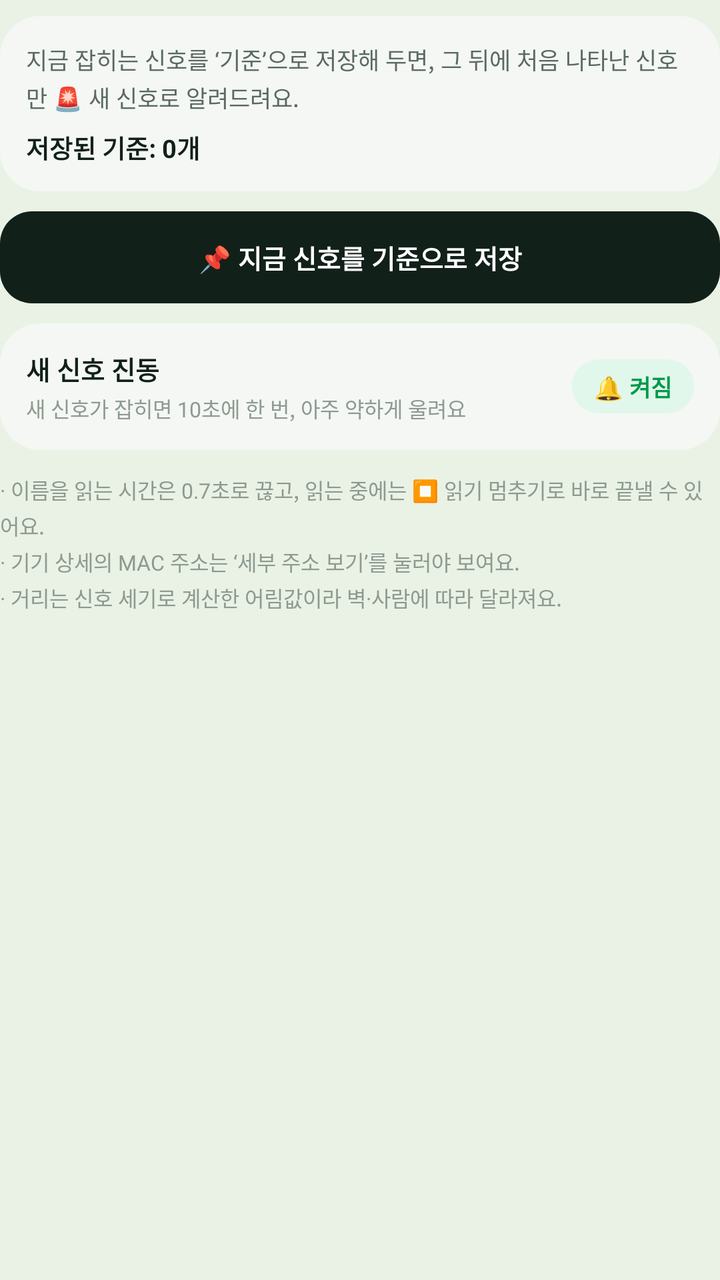
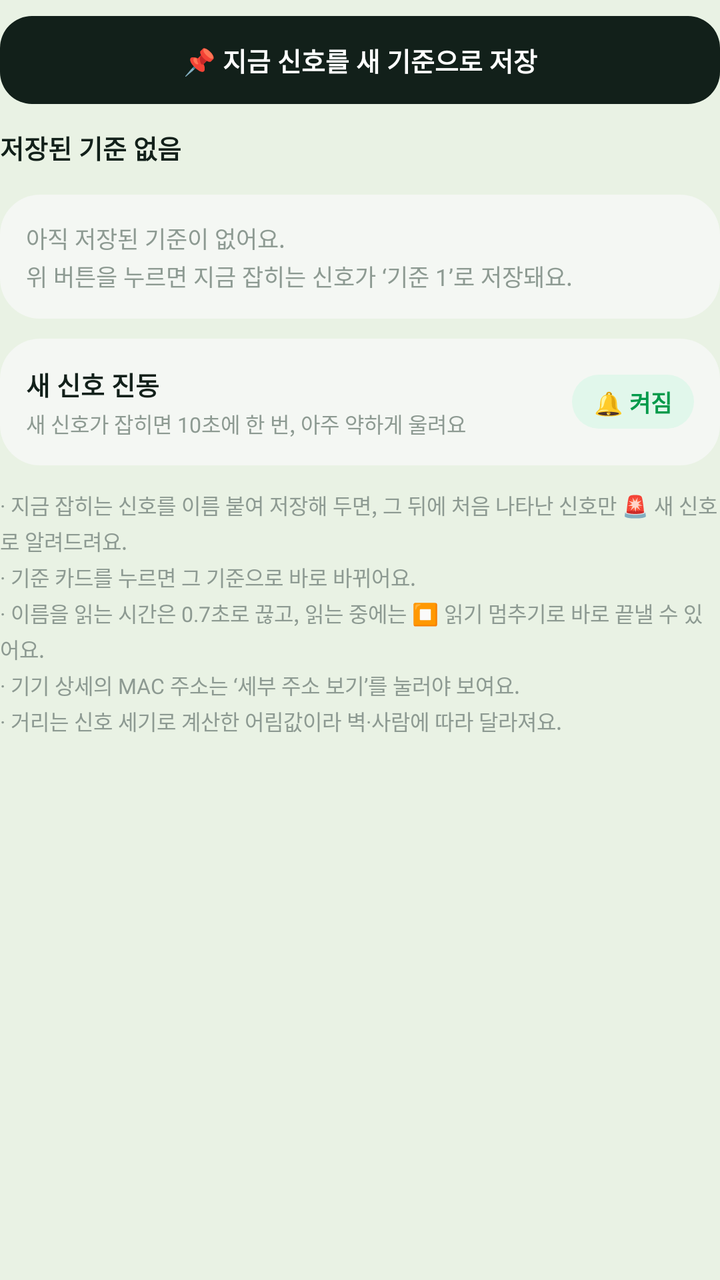

Screens rendered from an Android XML layout before and after an edit, with the pre-edit source and the edit as a unified diff.
<!-- AndroidManifest.xml: application theme Theme.SignalRadarV2 -->
<!-- res/layout/page_record_v2.xml -->
<?xml version="1.0" encoding="utf-8"?>
<ScrollView xmlns:android="http://schemas.android.com/apk/res/android"
    android:layout_width="match_parent"
    android:layout_height="match_parent"
    android:scrollbars="none">

    <LinearLayout
        android:layout_width="match_parent"
        android:layout_height="wrap_content"
        android:orientation="vertical"
        android:paddingTop="8dp"
        android:paddingBottom="4dp">

        <LinearLayout
            android:layout_width="match_parent"
            android:layout_height="wrap_content"
            android:background="@drawable/bg_v2_row"
            android:orientation="vertical"
            android:padding="13dp">

            <TextView
                android:layout_width="match_parent"
                android:layout_height="wrap_content"
                android:text="지금 잡히는 신호를 ‘기준’으로 저장해 두면, 그 뒤에 처음 나타난 신호만 🚨 새 신호로 알려드려요."
                android:textColor="@color/v2_ink_soft"
                android:textSize="11.5sp"
                android:lineSpacingExtra="2dp" />

            <TextView
                android:id="@+id/recordSummary"
                android:layout_width="match_parent"
                android:layout_height="wrap_content"
                android:layout_marginTop="7dp"
                android:text="저장된 기준: 0개"
                android:textColor="@color/v2_ink"
                android:textSize="12.5sp"
                android:textStyle="bold" />
        </LinearLayout>

        <TextView
            android:id="@+id/btnBaseline"
            android:layout_width="match_parent"
            android:layout_height="46dp"
            android:layout_marginTop="10dp"
            android:background="@drawable/bg_v2_button_primary"
            android:clickable="true"
            android:focusable="true"
            android:gravity="center"
            android:text="📌 지금 신호를 기준으로 저장"
            android:textColor="#FFFFFF"
            android:textSize="13sp"
            android:textStyle="bold" />

        <LinearLayout
            android:id="@+id/v2VibrateRow"
            android:layout_width="match_parent"
            android:layout_height="wrap_content"
            android:layout_marginTop="10dp"
            android:background="@drawable/bg_v2_row"
            android:clickable="true"
            android:focusable="true"
            android:gravity="center_vertical"
            android:orientation="horizontal"
            android:padding="13dp">

            <LinearLayout
                android:layout_width="0dp"
                android:layout_height="wrap_content"
                android:layout_weight="1"
                android:orientation="vertical">

                <TextView
                    android:layout_width="match_parent"
                    android:layout_height="wrap_content"
                    android:text="새 신호 진동"
                    android:textColor="@color/v2_ink"
                    android:textSize="13sp"
                    android:textStyle="bold" />

                <TextView
                    android:layout_width="match_parent"
                    android:layout_height="wrap_content"
                    android:layout_marginTop="2dp"
                    android:text="새 신호가 잡히면 10초에 한 번, 아주 약하게 울려요"
                    android:textColor="@color/v2_ink_faint"
                    android:textSize="10.5sp" />
            </LinearLayout>

            <TextView
                android:id="@+id/v2VibrateState"
                android:layout_width="wrap_content"
                android:layout_height="wrap_content"
                android:background="@drawable/bg_v2_step_very"
                android:paddingStart="11dp"
                android:paddingTop="5dp"
                android:paddingEnd="11dp"
                android:paddingBottom="5dp"
                android:text="🔔 켜짐"
                android:textColor="@color/v2_emerald_deep"
                android:textSize="11.5sp"
                android:textStyle="bold" />
        </LinearLayout>

        <TextView
            android:layout_width="match_parent"
            android:layout_height="wrap_content"
            android:layout_marginTop="12dp"
            android:lineSpacingExtra="2.5dp"
            android:text="· 이름을 읽는 시간은 0.7초로 끊고, 읽는 중에는 ⏹ 읽기 멈추기로 바로 끝낼 수 있어요.\n· 기기 상세의 MAC 주소는 ‘세부 주소 보기’를 눌러야 보여요.\n· 거리는 신호 세기로 계산한 어림값이라 벽·사람에 따라 달라져요."
            android:textColor="@color/v2_ink_faint"
            android:textSize="10.5sp" />
    </LinearLayout>
</ScrollView>
<!-- resources referenced by this layout -->
<resources>
  <color name="v2_emerald_deep">#019A4A</color>
  <color name="v2_ink">#12201A</color>
  <color name="v2_ink_faint">#8D9A92</color>
  <color name="v2_ink_soft">#5A6A61</color>
  <!-- drawable bg_v2_button_primary (drawable) -->
  <?xml version="1.0" encoding="utf-8"?>
  <shape xmlns:android="http://schemas.android.com/apk/res/android" android:shape="rectangle">
      <solid android:color="@color/v2_ink" />
      <corners android:radius="16dp" />
  </shape>
  <!-- drawable bg_v2_row (drawable) -->
  <?xml version="1.0" encoding="utf-8"?>
  <shape xmlns:android="http://schemas.android.com/apk/res/android" android:shape="rectangle">
      <solid android:color="@color/v2_sheet_soft" />
      <corners android:radius="20dp" />
  </shape>
  <!-- drawable bg_v2_step_very (drawable) -->
  <?xml version="1.0" encoding="utf-8"?>
  <shape xmlns:android="http://schemas.android.com/apk/res/android" android:shape="rectangle">
      <solid android:color="@color/v2_emerald_soft" />
      <corners android:radius="100dp" />
  </shape>
  <style name="Theme.SignalRadarV2" parent="Theme.SignalRadar">
          <item name="colorPrimary">@color/v2_blue</item>
          <item name="colorPrimaryDark">@color/v2_hero_top</item>
          <item name="colorAccent">@color/v2_blue</item>
          <item name="android:windowBackground">@color/v2_hero_top</item>
          <item name="android:statusBarColor">@color/v2_hero_top</item>
          <item name="android:navigationBarColor">@color/v2_sheet</item>
          <item name="android:textColorPrimary">@color/v2_ink</item>
          <item name="android:textColorSecondary">@color/v2_ink_soft</item>
          <item name="android:windowLightStatusBar">true</item>
      </style>
  <color name="v2_sheet_soft">#F4F7F3</color>
  <color name="v2_emerald_soft">#E1F7EB</color>
  <style name="Theme.SignalRadar" parent="Theme.AppCompat.DayNight.NoActionBar">
          <item name="colorPrimary">@color/accent</item>
          <item name="colorPrimaryDark">@color/bg</item>
          <item name="colorAccent">@color/accent</item>
          <item name="android:windowBackground">@color/bg</item>
          <item name="android:statusBarColor">@color/bg</item>
          <item name="android:navigationBarColor">@color/bg</item>
          <item name="android:textColorPrimary">@color/text_primary</item>
          <item name="android:textColorSecondary">@color/text_secondary</item>
          <item name="android:windowLightStatusBar">false</item>
      </style>
  <color name="v2_blue">#087FFE</color>
  <color name="v2_hero_top">#E9F2E4</color>
  <color name="v2_sheet">#FFFFFF</color>
  <color name="accent">#2ED3C6</color>
  <color name="bg">#070B10</color>
  <color name="text_primary">#E9F1F8</color>
  <color name="text_secondary">#93A4B8</color>
</resources>

<!-- the commit's change to res/layout/page_record_v2.xml (unified diff, before → after) -->
@@ -11,45 +11,66 @@
         android:paddingTop="8dp"
         android:paddingBottom="4dp">
 
-        <LinearLayout
-            android:layout_width="match_parent"
-            android:layout_height="wrap_content"
-            android:background="@drawable/bg_v2_row"
-            android:orientation="vertical"
-            android:padding="13dp">
-
-            <TextView
-                android:layout_width="match_parent"
-                android:layout_height="wrap_content"
-                android:text="지금 잡히는 신호를 ‘기준’으로 저장해 두면, 그 뒤에 처음 나타난 신호만 🚨 새 신호로 알려드려요."
-                android:textColor="@color/v2_ink_soft"
-                android:textSize="11.5sp"
-                android:lineSpacingExtra="2dp" />
-
-            <TextView
-                android:id="@+id/recordSummary"
-                android:layout_width="match_parent"
-                android:layout_height="wrap_content"
-                android:layout_marginTop="7dp"
-                android:text="저장된 기준: 0개"
-                android:textColor="@color/v2_ink"
-                android:textSize="12.5sp"
-                android:textStyle="bold" />
-        </LinearLayout>
-
         <TextView
             android:id="@+id/btnBaseline"
             android:layout_width="match_parent"
-            android:layout_height="46dp"
-            android:layout_marginTop="10dp"
+            android:layout_height="44dp"
             android:background="@drawable/bg_v2_button_primary"
             android:clickable="true"
             android:focusable="true"
             android:gravity="center"
-            android:text="📌 지금 신호를 기준으로 저장"
+            android:text="📌 지금 신호를 새 기준으로 저장"
             android:textColor="#FFFFFF"
             android:textSize="13sp"
             android:textStyle="bold" />
+
+        <TextView
+            android:id="@+id/recordSummary"
+            android:layout_width="match_parent"
+            android:layout_height="wrap_content"
+            android:layout_marginTop="12dp"
+            android:ellipsize="end"
+            android:maxLines="1"
+            android:singleLine="true"
+            android:text="저장된 기준 없음"
+            android:textColor="@color/v2_ink"
+            android:textSize="13sp"
+            android:textStyle="bold" />
+
+        
+        <LinearLayout
+            android:id="@+id/v2RecordList"
+            android:layout_width="match_parent"
+            android:layout_height="wrap_content"
+            android:layout_marginTop="7dp"
+            android:orientation="vertical" />
+
+        <TextView
+            android:id="@+id/v2RecordEmpty"
+            android:layout_width="match_parent"
+            android:layout_height="wrap_content"
+            android:layout_marginTop="7dp"
+            android:background="@drawable/bg_v2_row"
+            android:lineSpacingExtra="2dp"
+            android:padding="13dp"
+            android:text="아직 저장된 기준이 없어요.\n위 버튼을 누르면 지금 잡히는 신호가 ‘기준 1’로 저장돼요."
+            android:textColor="@color/v2_ink_faint"
+            android:textSize="11.5sp" />
+
+        <TextView
+            android:id="@+id/v2RecordReset"
+            android:layout_width="match_parent"
+            android:layout_height="40dp"
+            android:layout_marginTop="8dp"
+            android:background="@drawable/bg_v2_button_danger_soft"
+            android:clickable="true"
+            android:focusable="true"
+            android:gravity="center"
+            android:text="🧹 기준 초기화 · 저장한 기준 모두 지우기"
+            android:textColor="@color/v2_red"
+            android:textSize="12sp"
+            android:textStyle="bold"
+            android:visibility="gone" />
 
         <LinearLayout
             android:id="@+id/v2VibrateRow"
@@ -106,7 +127,7 @@
             android:layout_height="wrap_content"
             android:layout_marginTop="12dp"
             android:lineSpacingExtra="2.5dp"
-            android:text="· 이름을 읽는 시간은 0.7초로 끊고, 읽는 중에는 ⏹ 읽기 멈추기로 바로 끝낼 수 있어요.\n· 기기 상세의 MAC 주소는 ‘세부 주소 보기’를 눌러야 보여요.\n· 거리는 신호 세기로 계산한 어림값이라 벽·사람에 따라 달라져요."
+            android:text="· 지금 잡히는 신호를 이름 붙여 저장해 두면, 그 뒤에 처음 나타난 신호만 🚨 새 신호로 알려드려요.\n· 기준 카드를 누르면 그 기준으로 바로 바뀌어요.\n· 이름을 읽는 시간은 0.7초로 끊고, 읽는 중에는 ⏹ 읽기 멈추기로 바로 끝낼 수 있어요.\n· 기기 상세의 MAC 주소는 ‘세부 주소 보기’를 눌러야 보여요.\n· 거리는 신호 세기로 계산한 어림값이라 벽·사람에 따라 달라져요."
             android:textColor="@color/v2_ink_faint"
             android:textSize="10.5sp" />
     </LinearLayout>
<!-- resource entries referenced after the edit -->
@@ -3,6 +3,14 @@
   <color name="v2_emerald_deep">#019A4A</color>
   <color name="v2_ink">#12201A</color>
   <color name="v2_ink_faint">#8D9A92</color>
+  <color name="v2_red">#CE4234</color>
+  <!-- drawable bg_v2_button_danger_soft (drawable) -->
+  <?xml version="1.0" encoding="utf-8"?>
+  <shape xmlns:android="http://schemas.android.com/apk/res/android" android:shape="rectangle">
+      <solid android:color="@color/v2_red_soft" />
+      <corners android:radius="16dp" />
+      <stroke android:width="1dp" android:color="@color/v2_red_line" />
+  </shape>
   <color name="v2_ink_soft">#5A6A61</color>
   <!-- drawable bg_v2_button_primary (drawable) -->
   <?xml version="1.0" encoding="utf-8"?>
@@ -33,6 +41,8 @@
           <item name="android:textColorSecondary">@color/v2_ink_soft</item>
           <item name="android:windowLightStatusBar">true</item>
       </style>
+  <color name="v2_red_soft">#FCECEA</color>
+  <color name="v2_red_line">#F2C8C3</color>
   <color name="v2_sheet_soft">#F4F7F3</color>
   <color name="v2_emerald_soft">#E1F7EB</color>
   <style name="Theme.SignalRadar" parent="Theme.AppCompat.DayNight.NoActionBar">
